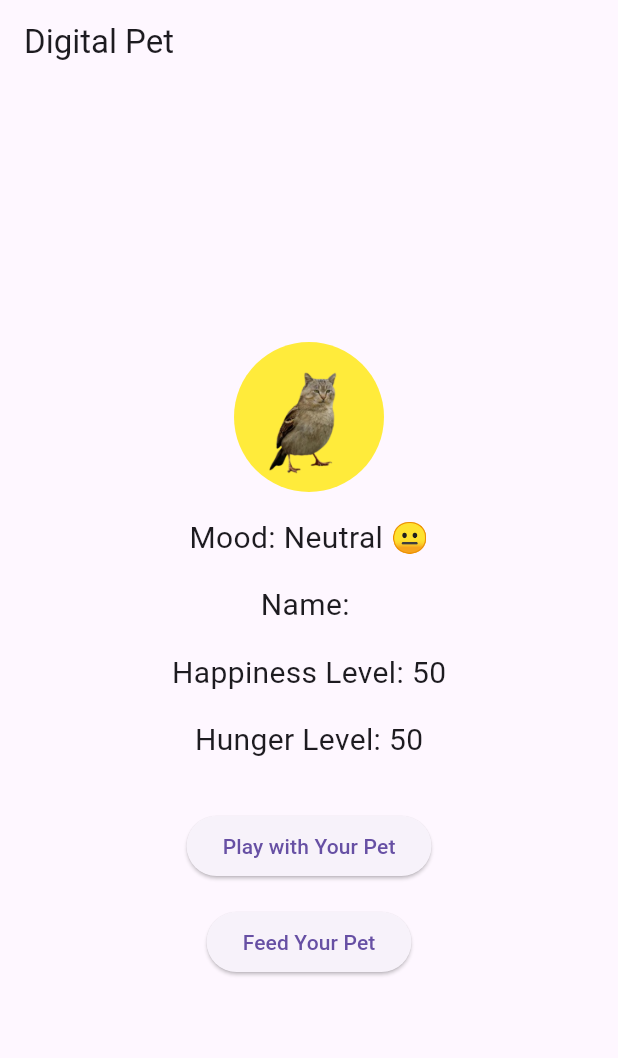
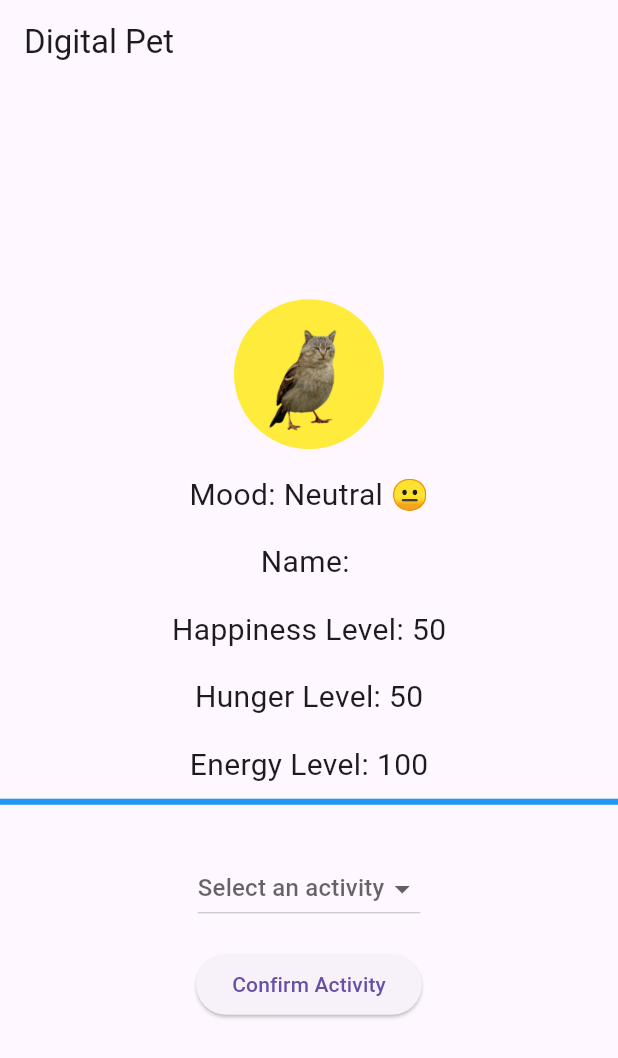
Before and after one commit to YummyFrog/mad_inclass5, a Flutter app: the DigitalPetApp screen opened directly with empty values, on a phone screen of 412 x 824 dp. Shown: the top 1058 px of the screen. Run offline on Flutter 3.47's test engine with Material 3 defaults, Android fonts, the phone set to English and light mode, and no system bars.

Commit message:
added drop down for activity, added energy bar, added victory

```diff
--- a/lib/main.dart
+++ b/lib/main.dart
@@ -1,5 +1,5 @@
 import 'package:flutter/material.dart';
-import 'dart:async'; // Import Timer from dart:async
+import 'dart:async';
 
 void main() {
   runApp(
@@ -77,7 +77,21 @@ class DigitalPetApp extends StatefulWidget {
 class _DigitalPetAppState extends State<DigitalPetApp> {
   int happinessLevel = 50;
   int hungerLevel = 50;
+  int _energyLevel = 100; // New energy level state variable
   Timer? _hungerTimer; // Timer for automatic hunger increase
+  Timer? _winTimer; // Timer to track happiness above 80
+  Duration _winDuration = Duration(minutes: 3); // Duration for win condition
+  bool _gameOver = false; // Track if the game is over
+  bool _gameWon = false; // Track if the game is won
+
+  // Activity selection variables
+  String? _selectedActivity;
+  final List<String> _activities = [
+    'Play',
+    'Feed',
+    'Nap',
+    'Exercise',
+  ];
 
   @override
   void initState() {
@@ -88,19 +102,47 @@ class _DigitalPetAppState extends State<DigitalPetApp> {
 
   @override
   void dispose() {
-    // Cancel the timer when the app is disposed
+    // Cancel the timers when the app is disposed
     _hungerTimer?.cancel();
+    _winTimer?.cancel();
     super.dispose();
   }
 
-  // Function to start the timer
+  // Function to start the hunger timer
   void _startHungerTimer() {
     _hungerTimer = Timer.periodic(Duration(seconds: 30), (timer) {
       setState(() {
         hungerLevel = (hungerLevel + 5).clamp(0, 100); // Increase hunger by 5 every 30 seconds
         _updateHappiness(); // Update happiness based on hunger level
+        _checkLossCondition(); // Check if the player has lost
       });
     });
+  }
+
+  // Function to check the win condition
+  void _checkWinCondition() {
+    if (happinessLevel > 80 && !_gameWon) {
+      // Start the win timer if happiness is above 80
+      _winTimer ??= Timer(_winDuration, () {
+        setState(() {
+          _gameWon = true; // Player wins
+          _gameOver = true; // End the game
+        });
+      });
+    } else if (happinessLevel <= 80) {
+      // Reset the win timer if happiness drops below 80
+      _winTimer?.cancel();
+      _winTimer = null;
+    }
+  }
+
+  // Function to check the loss condition
+  void _checkLossCondition() {
+    if (hungerLevel >= 100 && happinessLevel <= 10 && !_gameOver) {
+      setState(() {
+        _gameOver = true; // Player loses
+      });
+    }
   }
 
   // Function to determine the pet's color based on happiness level
@@ -125,19 +167,32 @@ class _DigitalPetAppState extends State<DigitalPetApp> {
     }
   }
 
-  // Function to increase happiness and update hunger when playing with the pet
-  void _playWithPet() {
+  // Function to confirm the selected activity and update pet state
+  void _confirmActivity() {
+    if (_selectedActivity == null) return;
+
     setState(() {
+      switch (_selectedActivity) {
+        case 'Play':
           happinessLevel = (happinessLevel + 10).clamp(0, 100);
+          _energyLevel = (_energyLevel - 10).clamp(0, 100);
           _updateHunger();
-    });
+          break;
+        case 'Feed':
+          hungerLevel = (hungerLevel - 10).clamp(0, 100);
+          _energyLevel = (_energyLevel + 5).clamp(0, 100);
+          _updateHappiness();
+          break;
+        case 'Nap':
+          _energyLevel = (_energyLevel + 20).clamp(0, 100);
+          break;
+        case 'Exercise':
+          happinessLevel = (happinessLevel + 5).clamp(0, 100);
+          _energyLevel = (_energyLevel - 15).clamp(0, 100);
+          hungerLevel = (hungerLevel + 5).clamp(0, 100);
+          break;
       }
-
-  // Function to decrease hunger and update happiness when feeding the pet
-  void _feedPet() {
-    setState(() {
-      hungerLevel = (hungerLevel - 10).clamp(0, 100);
-      _updateHappiness();
+      _checkWinCondition(); // Check if the player has won
     });
   }
 
@@ -148,6 +203,7 @@ class _DigitalPetAppState extends State<DigitalPetApp> {
     } else {
       happinessLevel = (happinessLevel + 10).clamp(0, 100);
     }
+    _checkWinCondition(); // Check if the player has won
   }
 
   // Increase hunger level slightly when playing with the pet
@@ -157,6 +213,7 @@ class _DigitalPetAppState extends State<DigitalPetApp> {
       hungerLevel = 100;
       happinessLevel = (happinessLevel - 20).clamp(0, 100);
     }
+    _checkLossCondition(); // Check if the player has lost
   }
 
   @override
@@ -169,6 +226,12 @@ class _DigitalPetAppState extends State<DigitalPetApp> {
         child: Column(
           mainAxisAlignment: MainAxisAlignment.center,
           children: <Widget>[
+            if (_gameOver)
+              Text(
+                _gameWon ? 'You Win! 🎉' : 'Game Over! 😢',
+                style: TextStyle(fontSize: 32, fontWeight: FontWeight.bold),
+              ),
+            if (!_gameOver) ...[
               // Pet representation with dynamic color
               Container(
                 width: 100,
@@ -207,16 +270,41 @@ class _DigitalPetAppState extends State<DigitalPetApp> {
                 'Hunger Level: $hungerLevel',
                 style: TextStyle(fontSize: 20.0),
               ),
+              SizedBox(height: 16.0),
+              // Energy Bar Widget
+              Text(
+                'Energy Level: $_energyLevel',
+                style: TextStyle(fontSize: 20.0),
+              ),
+              SizedBox(height: 8.0),
+              LinearProgressIndicator(
+                value: _energyLevel / 100, // Normalize energy level to a value between 0 and 1
+                backgroundColor: Colors.grey[300],
+                valueColor: AlwaysStoppedAnimation<Color>(Colors.blue),
+              ),
               SizedBox(height: 32.0),
-            ElevatedButton(
-              onPressed: _playWithPet,
-              child: Text('Play with Your Pet'),
+              // Activity Selection Dropdown
+              DropdownButton<String>(
+                value: _selectedActivity,
+                hint: Text('Select an activity'),
+                onChanged: (String? newValue) {
+                  setState(() {
+                    _selectedActivity = newValue;
+                  });
+                },
+                items: _activities.map<DropdownMenuItem<String>>((String value) {
+                  return DropdownMenuItem<String>(
+                    value: value,
+                    child: Text(value),
+                  );
+                }).toList(),
               ),
               SizedBox(height: 16.0),
               ElevatedButton(
-              onPressed: _feedPet,
-              child: Text('Feed Your Pet'),
+                onPressed: _confirmActivity,
+                child: Text('Confirm Activity'),
               ),
+            ],
           ],
         ),
       ),
```
Lines whose indentation alone changed are shown as unchanged.
